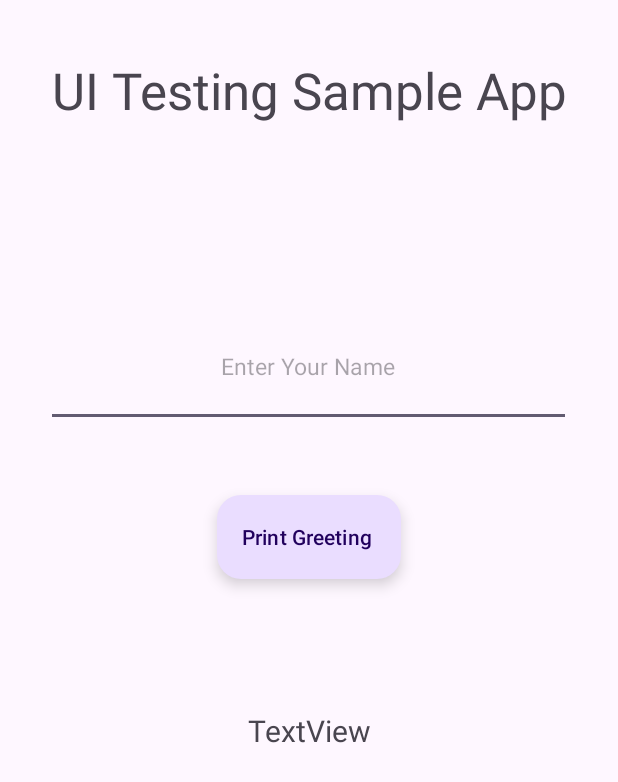
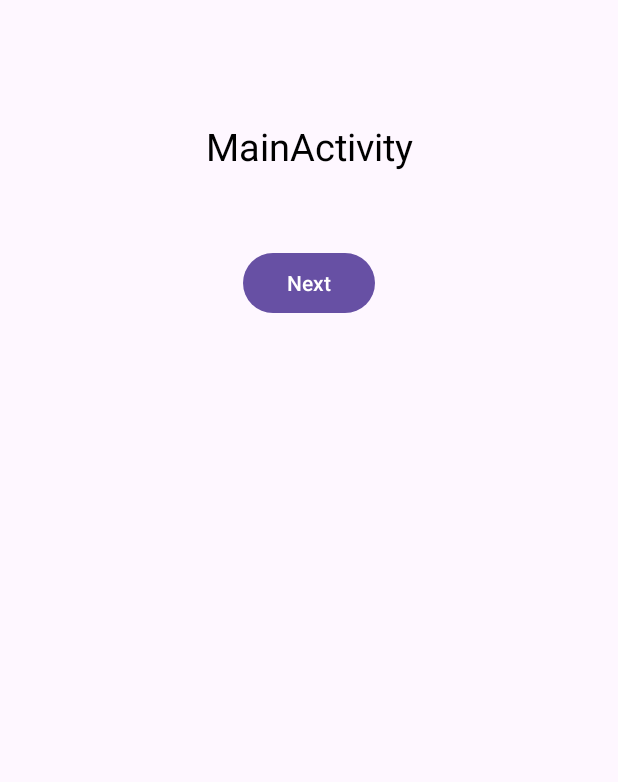
Before and after one commit to mkCoding/UI_Testing, an Android app: the screen it shows after launch (MainActivity), on a phone screen of 412 x 824 dp. Shown: the top 782 px of the screen. Run offline under Robolectric (Android 15) with nearby library versions, the phone set to English and light mode, and no system bars.

Commit message:
adding latest changes

```diff
--- a/app/src/main/AndroidManifest.xml
+++ b/app/src/main/AndroidManifest.xml
@@ -13,6 +13,10 @@
         android:theme="@style/Theme.UI_Testing"
         tools:targetApi="31">
         <activity
+            android:name=".SecondaryActivity"
+            android:exported="false"
+            android:theme="@style/Theme.UI_Testing" />
+        <activity
             android:name=".MainActivity"
             android:exported="true">
             <intent-filter>
--- a/app/src/main/java/com/example/ui_testing/MainActivity.kt
+++ b/app/src/main/java/com/example/ui_testing/MainActivity.kt
@@ -1,6 +1,8 @@
 package com.example.ui_testing
 
+import android.content.Intent
 import android.os.Bundle
+import android.widget.Button
 import android.widget.EditText
 import android.widget.TextView
 import androidx.activity.enableEdgeToEdge
@@ -14,18 +16,12 @@ class MainActivity : AppCompatActivity() {
         super.onCreate(savedInstanceState)
         setContentView(R.layout.activity_main)
 
-        //create references for each component on screen
-        val button = findViewById<ExtendedFloatingActionButton>(R.id.efabPrintGreeting)
-        val enteredValue = findViewById<EditText>(R.id.etEnterName)
-        val display = findViewById<TextView>(R.id.tvDisplayResult)
 
-        //add functionality
+        val button = findViewById<Button>(R.id.button_next_activity)
         button.setOnClickListener {
-            if(enteredValue.text.isNotEmpty()){
-                display.text = "Hello ${enteredValue.text} hope you're having a great day"
-            }else{ display.text = "Please enter in a valid name"
+            val intent = Intent(this,SecondaryActivity::class.java)
+            startActivity(intent)
+        }
 
-            }
-        }
     }
 }
--- a/app/src/main/res/layout/activity_main.xml
+++ b/app/src/main/res/layout/activity_main.xml
@@ -7,56 +7,79 @@
     android:layout_height="match_parent"
     tools:context=".MainActivity">
 
+<!--  My Origin Code-->
+<!--    <TextView-->
+<!--        android:id="@+id/textView"-->
+<!--        android:layout_width="wrap_content"-->
+<!--        android:layout_height="wrap_content"-->
+<!--        android:text="UI Testing Sample App"-->
+<!--        android:textSize="34sp"-->
+<!--        app:layout_constraintBottom_toBottomOf="parent"-->
+<!--        app:layout_constraintEnd_toEndOf="parent"-->
+<!--        app:layout_constraintStart_toStartOf="parent"-->
+<!--        app:layout_constraintTop_toTopOf="parent"-->
+<!--        app:layout_constraintVertical_bias="0.048" />-->
+
+
+<!--    <EditText-->
+<!--        android:id="@+id/etEnterName"-->
+<!--        android:layout_width="350dp"-->
+<!--        android:layout_height="80dp"-->
+<!--        android:gravity="center"-->
+<!--        android:hint="Enter Your Name"-->
+<!--        android:textSize="15sp"-->
+<!--        app:layout_constraintBottom_toBottomOf="parent"-->
+<!--        app:layout_constraintEnd_toEndOf="parent"-->
+<!--        app:layout_constraintHorizontal_bias="0.498"-->
+<!--        app:layout_constraintStart_toStartOf="parent"-->
+<!--        app:layout_constraintTop_toBottomOf="@+id/textView"-->
+<!--        app:layout_constraintVertical_bias="0.184" />-->
+
+<!--    <com.google.android.material.floatingactionbutton.ExtendedFloatingActionButton-->
+<!--        android:id="@+id/efabPrintGreeting"-->
+<!--        android:layout_height="wrap_content"-->
+<!--        android:layout_width="wrap_content"-->
+<!--        android:gravity="center"-->
+<!--        android:text="Print Greeting"-->
+<!--        app:layout_constraintBottom_toBottomOf="parent"-->
+<!--        app:layout_constraintEnd_toEndOf="parent"-->
+<!--        app:layout_constraintStart_toStartOf="parent"-->
+<!--        app:layout_constraintTop_toBottomOf="@+id/etEnterName"-->
+<!--        app:layout_constraintVertical_bias="0.094"  />-->
+
+<!--    <TextView-->
+<!--        android:id="@+id/tvDisplayResult"-->
+<!--        android:layout_width="wrap_content"-->
+<!--        android:layout_height="wrap_content"-->
+<!--        android:text="TextView"-->
+<!--        android:textSize="20dp"-->
+<!--        app:layout_constraintBottom_toBottomOf="parent"-->
+<!--        app:layout_constraintEnd_toEndOf="parent"-->
+<!--        app:layout_constraintStart_toStartOf="parent"-->
+<!--        app:layout_constraintTop_toBottomOf="@+id/efabPrintGreeting"-->
+<!--        app:layout_constraintVertical_bias="0.213" />-->
+
     <TextView
-        android:id="@+id/textView"
         android:layout_width="wrap_content"
         android:layout_height="wrap_content"
-        android:text="UI Testing Sample App"
-        android:textSize="34sp"
-        app:layout_constraintBottom_toBottomOf="parent"
-        app:layout_constraintEnd_toEndOf="parent"
-        app:layout_constraintStart_toStartOf="parent"
         app:layout_constraintTop_toTopOf="parent"
-        app:layout_constraintVertical_bias="0.048" />
+        app:layout_constraintRight_toRightOf="parent"
+        app:layout_constraintLeft_toLeftOf="parent"
+        android:id="@+id/activity_main_title"
+        android:text="@string/text_mainactivity"
+        android:textSize="25sp"
+        android:textColor="#000"
+        android:layout_marginTop="80dp"
+        />
 
-
-    <EditText
-        android:id="@+id/etEnterName"
-        android:layout_width="350dp"
-        android:layout_height="80dp"
-        android:gravity="center"
-        android:hint="Enter Your Name"
-        android:textSize="15sp"
-        app:layout_constraintBottom_toBottomOf="parent"
-        app:layout_constraintEnd_toEndOf="parent"
-        app:layout_constraintHorizontal_bias="0.498"
-        app:layout_constraintStart_toStartOf="parent"
-        app:layout_constraintTop_toBottomOf="@+id/textView"
-        app:layout_constraintVertical_bias="0.184" />
-
-    <com.google.android.material.floatingactionbutton.ExtendedFloatingActionButton
-        android:id="@+id/efabPrintGreeting"
-        android:layout_height="wrap_content"
-        android:layout_width="wrap_content"
-        android:gravity="center"
-        android:text="Print Greeting"
-        app:layout_constraintBottom_toBottomOf="parent"
-        app:layout_constraintEnd_toEndOf="parent"
-        app:layout_constraintStart_toStartOf="parent"
-        app:layout_constraintTop_toBottomOf="@+id/etEnterName"
-        app:layout_constraintVertical_bias="0.094"  />
-
-    <TextView
-        android:id="@+id/tvDisplayResult"
+    <Button
         android:layout_width="wrap_content"
         android:layout_height="wrap_content"
-        android:text="TextView"
-        android:textSize="20dp"
-        app:layout_constraintBottom_toBottomOf="parent"
-        app:layout_constraintEnd_toEndOf="parent"
-        app:layout_constraintStart_toStartOf="parent"
-        app:layout_constraintTop_toBottomOf="@+id/efabPrintGreeting"
-        app:layout_constraintVertical_bias="0.213" />
-
-
+        android:id="@+id/button_next_activity"
+        app:layout_constraintLeft_toLeftOf="parent"
+        app:layout_constraintRight_toRightOf="parent"
+        app:layout_constraintTop_toBottomOf="@+id/activity_main_title"
+        android:layout_marginTop="50dp"
+        android:text="@string/text_next"
+        />
 </androidx.constraintlayout.widget.ConstraintLayout>
--- /dev/null
+++ b/app/src/main/res/values-land/dimens.xml
@@ -0,0 +1,3 @@
+<resources>
+    <dimen name="fab_margin">48dp</dimen>
+</resources>
--- /dev/null
+++ b/app/src/main/res/values-v23/themes.xml
@@ -0,0 +1,9 @@
+<resources xmlns:tools="http://schemas.android.com/tools">
+
+    <style name="Theme.UI_Testing" parent="Base.Theme.UI_Testing">
+        <!-- Transparent system bars for edge-to-edge. -->
+        <item name="android:navigationBarColor">@android:color/transparent</item>
+        <item name="android:statusBarColor">@android:color/transparent</item>
+        <item name="android:windowLightStatusBar">?attr/isLightTheme</item>
+    </style>
+</resources>
--- /dev/null
+++ b/app/src/main/res/values-w1240dp/dimens.xml
@@ -0,0 +1,3 @@
+<resources>
+    <dimen name="fab_margin">200dp</dimen>
+</resources>
--- /dev/null
+++ b/app/src/main/res/values-w600dp/dimens.xml
@@ -0,0 +1,3 @@
+<resources>
+    <dimen name="fab_margin">48dp</dimen>
+</resources>
--- /dev/null
+++ b/app/src/main/res/values/dimens.xml
@@ -0,0 +1,3 @@
+<resources>
+    <dimen name="fab_margin">16dp</dimen>
+</resources>
--- a/app/src/main/res/values/strings.xml
+++ b/app/src/main/res/values/strings.xml
@@ -1,3 +1,12 @@
 <resources>
     <string name="app_name">UI_Testing</string>
+
+    <string name="text_next">Next</string>
+    <string name="text_start">Start</string>
+    <string name="text_next_fragment">Next fragment</string>
+    <string name="text_next_activity">Next Activity</string>
+    <string name="text_secondary_fragment">This is Secondary Fragment</string>
+    <string name="text_mainactivity">MainActivity</string>
+    <string name="text_back">Back</string>
+    <string name="text_secondaryactivity">SecondaryActivity</string>
 </resources>
```
Also changed, not shown: app/build.gradle.kts (+12 -4 lines), app/src/main/java/com/example/ui_testing/SecondaryActivity.kt (added, +21 -0 lines), app/src/main/res/layout/activity_secondary.xml (added, +35 -0 lines), gradle/libs.versions.toml (+10 -0 lines), 2 other files.
